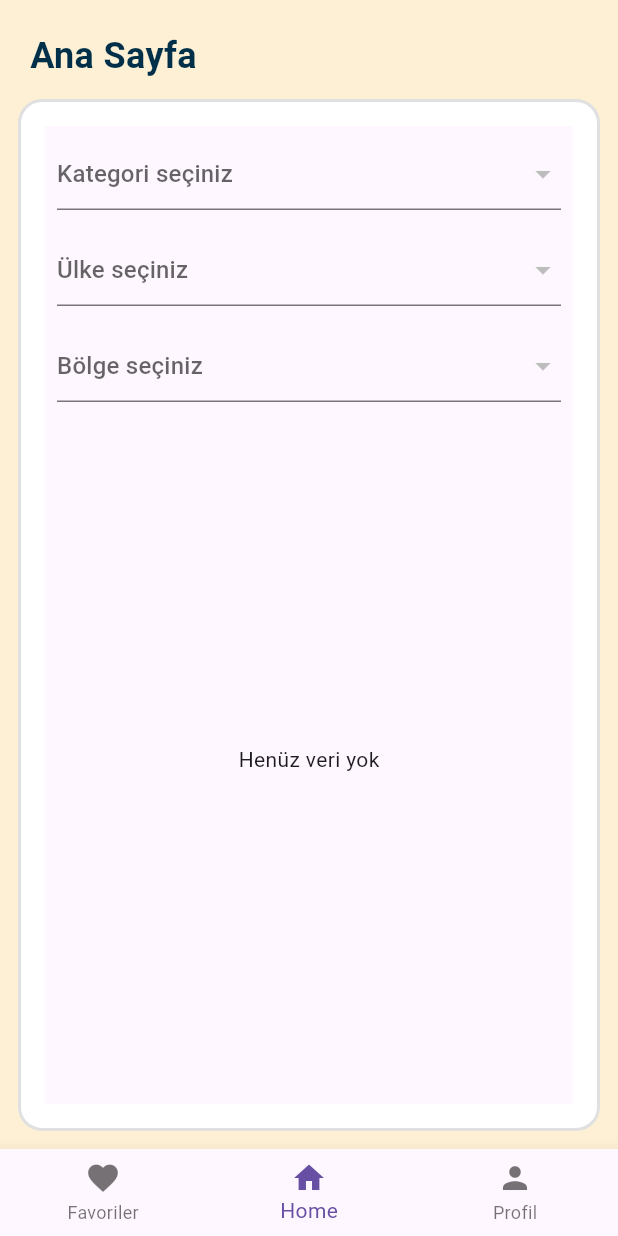
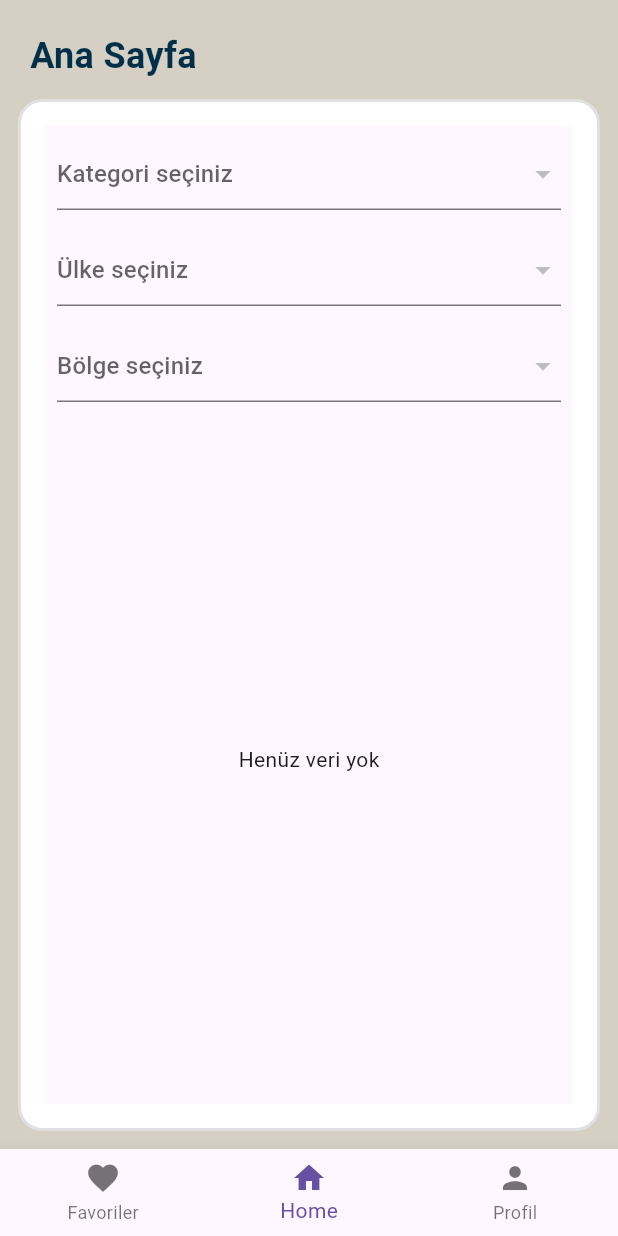
Before and after one commit to senadurgutt/travel_app, a Flutter app: the screen it shows once a user with an empty profile is signed in, on a phone screen of 412 x 824 dp. Run offline on Flutter 3.47's test engine with Material 3 defaults, Android fonts, the phone set to English and light mode, and no system bars; our stand-ins replace cloud_firestore, firebase_auth, firebase_core, get, google_sign_in; accounts and stored records are empty; network calls fail.

```diff
--- a/lib/utils/colors.dart
+++ b/lib/utils/colors.dart
@@ -1,7 +1,7 @@
 import 'package:flutter/material.dart';
 
 class AppColors {
-  static Color background = Color(0xFFFDF0D5);
+  static Color background = Color.fromARGB(255, 214, 207, 196);
   static Color card = Color(0xFFFFFFFF);
   static Color primaryText = Color(0xFF003049);
   static Color secondaryText = Color(0xFF780000);
--- a/lib/views/main_page.dart
+++ b/lib/views/main_page.dart
@@ -36,7 +36,6 @@ class MainPage extends StatelessWidget {
             children: [
               // BAŞLIK
               Padding(
-
                 padding: EdgeInsetsGeometry.only(top: 20.0 , left: 20),
                 child: Text(
                   pageTitles[currentIndex],
@@ -51,8 +50,8 @@ class MainPage extends StatelessWidget {
               // BORDER İÇİNDE SAYFALAR
               Expanded(
                 child: Container(
-                  margin: const EdgeInsets.all(12),
-                  padding: const EdgeInsets.all(16),
+                  margin: EdgeInsets.all(12),
+                  padding: EdgeInsets.all(16),
                   decoration: BoxDecoration(
                     color: AppColors.card,
                     border: Border.all(color: Colors.grey.shade300, width: 2),
```
Also changed, not shown: lib/controllers/travel_controller.dart (+26 -10 lines).
